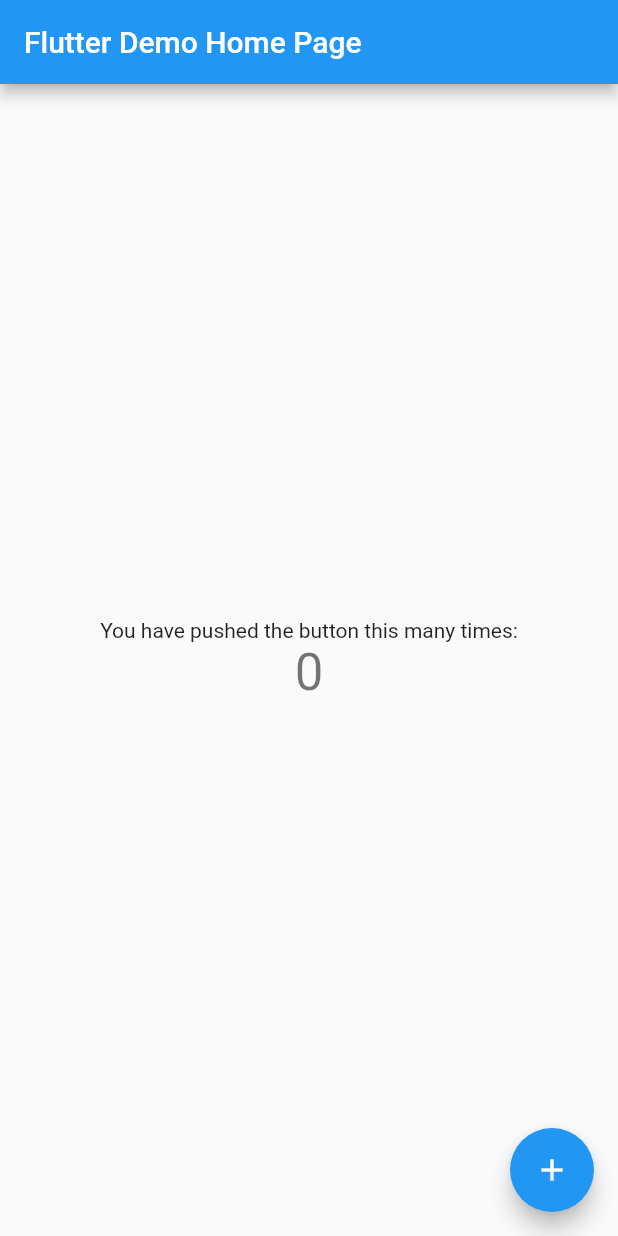
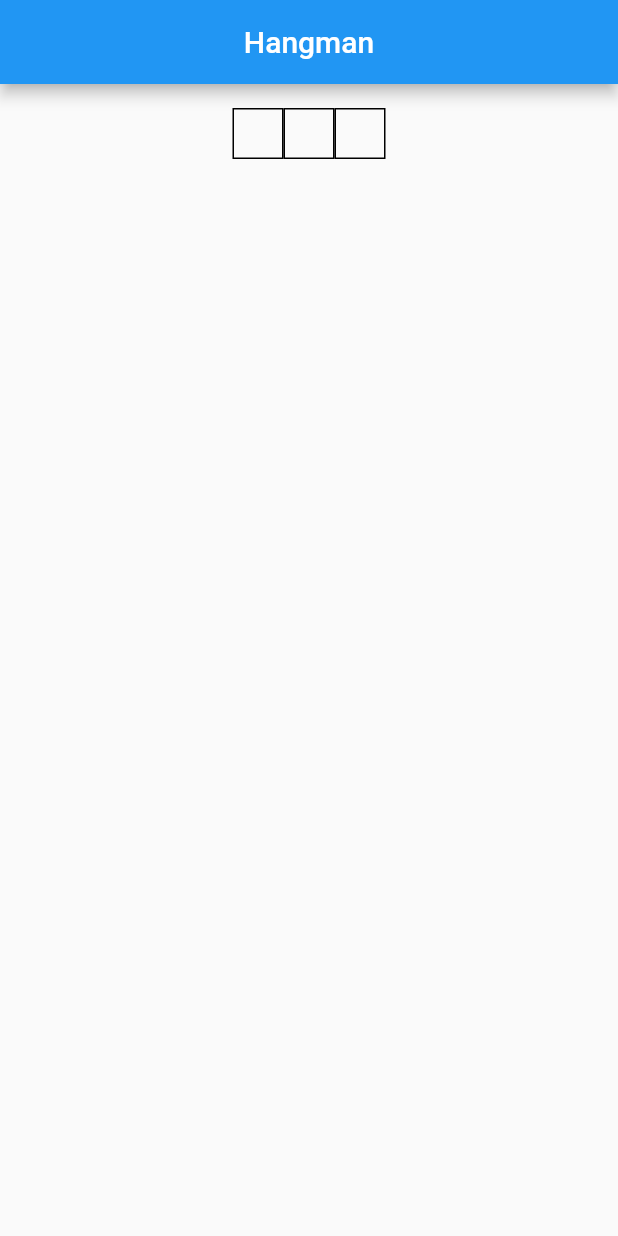
Before and after one commit to ThreeDotsEllipsis/hangman, a Flutter app: the screen it shows after launch, on a phone screen of 412 x 824 dp. Run offline on Flutter 3.47's test engine with Material 2 defaults, Android fonts, the phone set to English and light mode, and no system bars.

Commit message:
Added black boxes, a word 'preview'

```diff
--- a/lib/main.dart
+++ b/lib/main.dart
@@ -1,115 +1,47 @@
 import 'package:flutter/material.dart';
 
 void main() {
-  runApp(const MyApp());
+  runApp(MaterialApp(
+      home: Hangman(),
+    )
+  );
 }
 
-class MyApp extends StatelessWidget {
-  const MyApp({Key? key}) : super(key: key);
-
-  // This widget is the root of your application.
+class Hangman extends StatefulWidget {
   @override
-  Widget build(BuildContext context) {
-    return MaterialApp(
-      title: 'Flutter Demo',
-      theme: ThemeData(
-        // This is the theme of your application.
-        //
-        // Try running your application with "flutter run". You'll see the
-        // application has a blue toolbar. Then, without quitting the app, try
-        // changing the primarySwatch below to Colors.green and then invoke
-        // "hot reload" (press "r" in the console where you ran "flutter run",
-        // or simply save your changes to "hot reload" in a Flutter IDE).
-        // Notice that the counter didn't reset back to zero; the application
-        // is not restarted.
-        primarySwatch: Colors.blue,
-      ),
-      home: const MyHomePage(title: 'Flutter Demo Home Page'),
-    );
-  }
+  State<Hangman> createState() => _HangmanState();
 }
 
-class MyHomePage extends StatefulWidget {
-  const MyHomePage({Key? key, required this.title}) : super(key: key);
+class _HangmanState extends State<Hangman> {
 
-  // This widget is the home page of your application. It is stateful, meaning
-  // that it has a State object (defined below) that contains fields that affect
-  // how it looks.
+  List<String> words = ["dancer", "mouse", "button", "jazz", "cat"];
 
-  // This class is the configuration for the state. It holds the values (in this
-  // case the title) provided by the parent (in this case the App widget) and
-  // used by the build method of the State. Fields in a Widget subclass are
-  // always marked "final".
-
-  final String title;
-
-  @override
-  State<MyHomePage> createState() => _MyHomePageState();
-}
-
-class _MyHomePageState extends State<MyHomePage> {
-  int _counter = 0;
-
-  void _incrementCounter() {
-    setState(() {
-      // This call to setState tells the Flutter framework that something has
-      // changed in this State, which causes it to rerun the build method below
-      // so that the display can reflect the updated values. If we changed
-      // _counter without calling setState(), then the build method would not be
-      // called again, and so nothing would appear to happen.
-      _counter++;
-    });
+  String pickRandomWord() {
+    words.shuffle();
+    return words[0];
   }
 
   @override
   Widget build(BuildContext context) {
-    // This method is rerun every time setState is called, for instance as done
-    // by the _incrementCounter method above.
-    //
-    // The Flutter framework has been optimized to make rerunning build methods
-    // fast, so that you can just rebuild anything that needs updating rather
-    // than having to individually change instances of widgets.
     return Scaffold(
       appBar: AppBar(
-        // Here we take the value from the MyHomePage object that was created by
-        // the App.build method, and use it to set our appbar title.
-        title: Text(widget.title),
+        title: Text("Hangman"),
+        centerTitle: true,
       ),
-      body: Center(
-        // Center is a layout widget. It takes a single child and positions it
-        // in the middle of the parent.
-        child: Column(
-          // Column is also a layout widget. It takes a list of children and
-          // arranges them vertically. By default, it sizes itself to fit its
-          // children horizontally, and tries to be as tall as its parent.
-          //
-          // Invoke "debug painting" (press "p" in the console, choose the
-          // "Toggle Debug Paint" action from the Flutter Inspector in Android
-          // Studio, or the "Toggle Debug Paint" command in Visual Studio Code)
-          // to see the wireframe for each widget.
-          //
-          // Column has various properties to control how it sizes itself and
-          // how it positions its children. Here we use mainAxisAlignment to
-          // center the children vertically; the main axis here is the vertical
-          // axis because Columns are vertical (the cross axis would be
-          // horizontal).
-          mainAxisAlignment: MainAxisAlignment.center,
-          children: <Widget>[
-            const Text(
-              'You have pushed the button this many times:',
-            ),
-            Text(
-              '$_counter',
-              style: Theme.of(context).textTheme.headline4,
-            ),
-          ],
-        ),
+      body: Column(
+        children: [
+          SizedBox(height: 16),
+          Row(
+            mainAxisAlignment: MainAxisAlignment.center,
+            children: pickRandomWord().split('').map((char) => Container(
+              padding: EdgeInsets.all(16),
+              decoration: BoxDecoration(
+                border: Border.all()
+              ),
+            )).toList(),
+          ),
+        ],
       ),
-      floatingActionButton: FloatingActionButton(
-        onPressed: _incrementCounter,
-        tooltip: 'Increment',
-        child: const Icon(Icons.add),
-      ), // This trailing comma makes auto-formatting nicer for build methods.
     );
   }
 }
```
